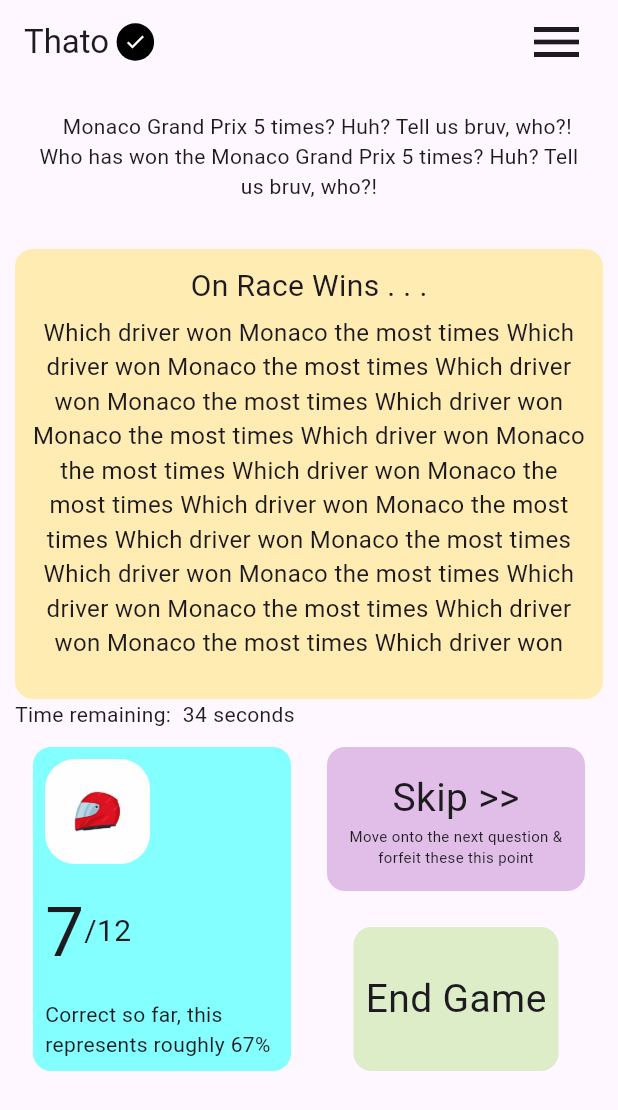
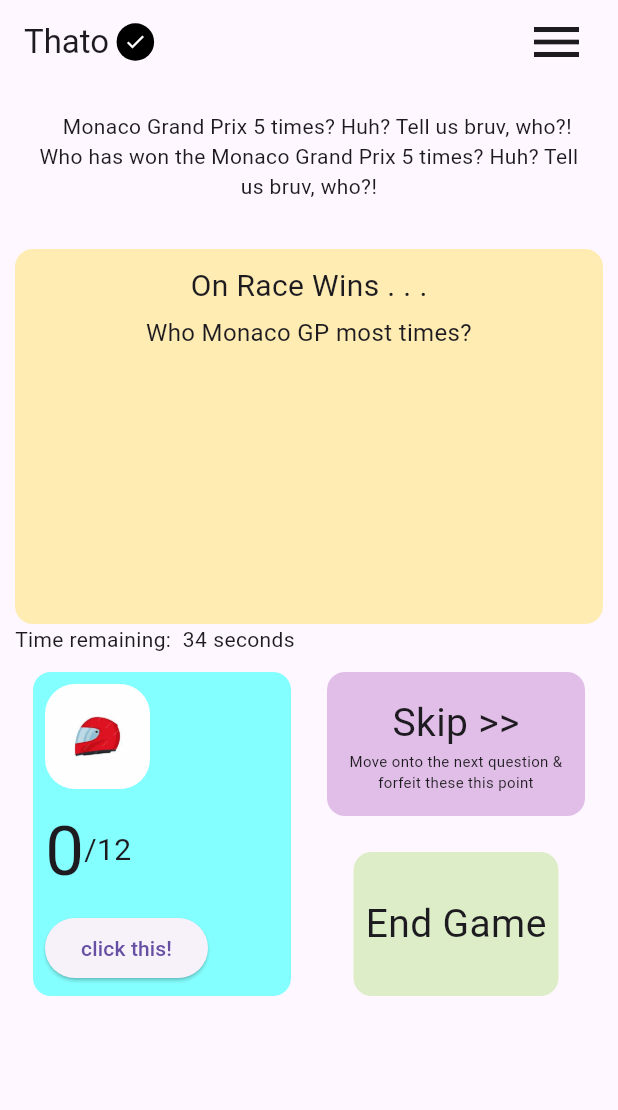
Before and after one commit to aLearningLad/gridfacts, a Flutter app: the screen it shows after launch, on a phone screen of 412 x 824 dp. Shown: the top 1110 px of the screen. Run offline on Flutter 3.47's test engine with Material 3 defaults, Android fonts, the phone set to English and light mode, and no system bars.

Commit message:
state variables integrated into child widgets

```diff
--- a/lib/components/home.dart
+++ b/lib/components/home.dart
@@ -4,6 +4,7 @@ import 'package:gridfacts/components/lowerhalf.dart';
 import 'package:gridfacts/components/scorekeeper.dart';
 import 'package:gridfacts/components/timekeeper.dart';
 import 'package:gridfacts/components/tophalf.dart';
+import 'dart:math';
 
 class Home extends StatefulWidget {
   const Home({super.key});
@@ -14,12 +15,29 @@ class Home extends StatefulWidget {
 
 class _HomeState extends State<Home> {
   int _score = 0;
+  int _questionIndex = 0;
 
+  @override
+  void initState() {
+    super.initState();
+    Random random = Random();
+    double randomIndex = random.nextDouble() * 4;
+    _questionIndex = randomIndex.floor();
+  }
+
+  // increase the score
   void increaseScore() {
-    setState(() {
-      _score++;
-    });
+    if (_score < 12) {
+      setState(() {
+        _score++;
+      });
+    } else if (_score == 12) {
+      _score = 0;
+    }
   }
+
+// skip to next question
+  void skipToNext() {}
 
   @override
   Widget build(BuildContext context) {
@@ -30,7 +48,7 @@ class _HomeState extends State<Home> {
         child: Column(
           children: [
             TopHalf(),
-            LowerHalf(),
+            LowerHalf(questionIndex: _questionIndex),
             TimeKeeper(),
             ScoreKeeper(score: _score, increaseScore: increaseScore)
           ],
--- a/lib/components/lowerhalf.dart
+++ b/lib/components/lowerhalf.dart
@@ -1,12 +1,12 @@
 import 'package:flutter/material.dart';
 
 class LowerHalf extends StatelessWidget {
-  const LowerHalf({super.key});
+  const LowerHalf({super.key, required this.questionIndex});
+
+  final int questionIndex;
 
   @override
   Widget build(BuildContext context) {
-    int currentQuestion = 0;
-
     final List<Map<String, String>> questionsList = [
       {"Who Monaco GP most times?": "Ayrton!"},
       {"Most race wins?": "Lewis!"},
@@ -14,9 +14,21 @@ class LowerHalf extends StatelessWidget {
       {"Who is a snake in the paddock?": "Toto Wolff"},
     ];
 
+    final List<String> falseAnswers = [
+      "Ayrton Senna",
+      "Lewis Hamilton",
+      "Max Verstappen",
+      "Toto Wolf",
+      "Heikki Kovaleinen",
+      "Schumi",
+      "Kimi",
+      "Isak Hadjar",
+      "Brad Pitt"
+    ];
+
     return Container(
         padding: EdgeInsets.all(10),
-        height: 300,
+        height: 250,
         width: double.infinity,
         decoration: BoxDecoration(
             borderRadius: BorderRadius.circular(12),
@@ -37,7 +49,7 @@ class LowerHalf extends StatelessWidget {
               ],
             ),
             Container(
-              height: 225,
+              height: 190,
               child: SingleChildScrollView(
                 child: Column(
                   mainAxisSize: MainAxisSize.max,
@@ -45,7 +57,7 @@ class LowerHalf extends StatelessWidget {
                   crossAxisAlignment: CrossAxisAlignment.center,
                   children: [
                     Text(
-                      "Which driver won Monaco the most times Which driver won Monaco the most times Which driver won Monaco the most times Which driver won Monaco the most times Which driver won Monaco the most times Which driver won Monaco the most times Which driver won Monaco the most times Which driver won Monaco the most times Which driver won Monaco the most times Which driver won Monaco the most times Which driver won Monaco the most times Which driver won Monaco the most times Which driver won Monaco the most times Which driver won Monaco the most times Which driver won Monaco the most times Which driver won Monaco the most times Which driver won Monaco the most times Which driver won Monaco the most times",
+                      questionsList[questionIndex].keys.first,
                       textAlign: TextAlign.center,
                       style: TextStyle(fontSize: 16),
                     ),
--- a/lib/components/scorekeeper.dart
+++ b/lib/components/scorekeeper.dart
@@ -44,7 +44,7 @@ class ScoreKeeper extends StatelessWidget {
                         Row(
                           children: [
                             Text(
-                              "7",
+                              "$score",
                               style: TextStyle(fontSize: 46),
                             ),
                             Text(
@@ -53,7 +53,10 @@ class ScoreKeeper extends StatelessWidget {
                             )
                           ],
                         ),
-                        Text("Correct so far, this represents roughly 67%")
+                        // Text("Correct so far, this represents roughly 67%")
+                        ElevatedButton(
+                            onPressed: increaseScore,
+                            child: Text('click this!'))
                       ],
                     ),
                   ),
```
